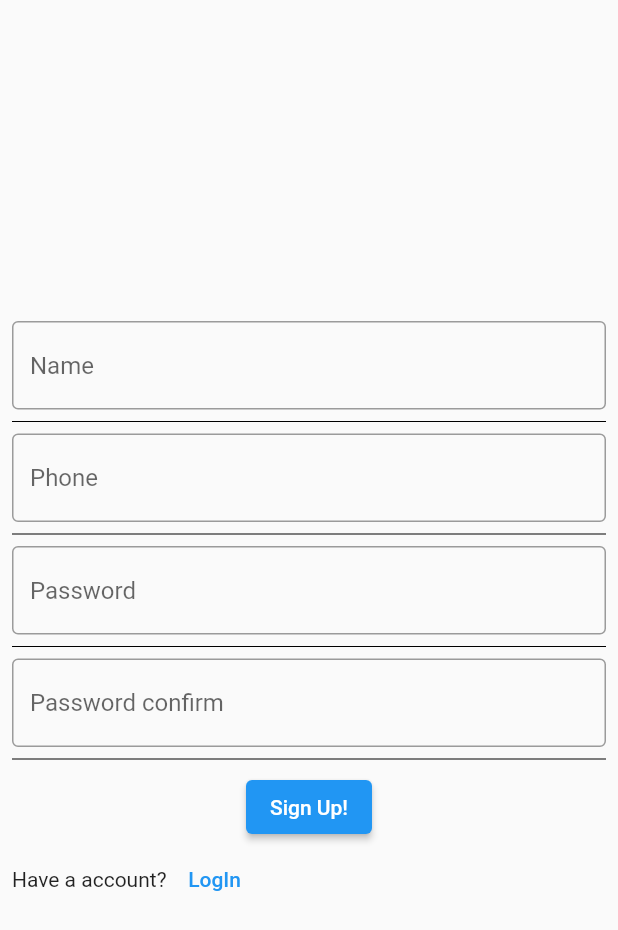
After one commit to Azizbek-Beknazarov/sharq-crm, a Flutter app: the SignUpCustomerPage screen opened directly, on a phone screen of 412 x 824 dp. The commit adds this screen. Shown: the top 930 px of the screen. Run offline on Flutter 3.47's test engine with Material 2 defaults, Android fonts, the phone set to English and light mode, and no system bars; our stand-ins replace another_flushbar, cloud_firestore, dartz, equatable, firebase_auth, firebase_core and 5 more; accounts and stored records are empty.

Commit message:
customer auth sign up added

```diff
--- a/lib/features/choose_page.dart
+++ b/lib/features/choose_page.dart
@@ -1,6 +1,8 @@
 import 'package:flutter/cupertino.dart';
 import 'package:flutter/material.dart';
 import 'package:sharq_crm/features/splash_screen.dart';
+
+import 'customers/presentation/page/customer_auth_pages/login_customer_page.dart';
 
 class ChoosePage extends StatelessWidget {
   const ChoosePage({Key? key}) : super(key: key);
@@ -27,7 +29,8 @@ class ChoosePage extends StatelessWidget {
                 color: Colors.black,
               ),
               ElevatedButton(
-                  onPressed: () {}, child: Text('Log in as Customer!')),
+                  onPressed: () { Navigator.push(context,
+                      MaterialPageRoute(builder: (_) => LogInCustomerPage()));}, child: Text('Log in as Customer!')),
             ],
           ),
         ),
--- a/lib/features/customers/data/model/customer_model.dart
+++ b/lib/features/customers/data/model/customer_model.dart
@@ -3,16 +3,24 @@ import 'package:sharq_crm/features/customers/domain/entity/customer_entity.dart'
 class CustomerModel extends CustomerEntity {
   CustomerModel(
       {required String name,
-      required  String phone,
-      required  String id,
-      required  int dateOfSignUp}):super(name: name,phone: phone,id: id,dateOfSignUp: dateOfSignUp);
+      required String phone,
+      required String id,
+      required int dateOfSignUp,
+      String? password})
+      : super(
+            name: name,
+            phone: phone,
+            id: id,
+            dateOfSignUp: dateOfSignUp,
+            password: password);
 
   factory CustomerModel.fromJson(Map<String, dynamic> json) {
     return CustomerModel(
         name: json['name'] ?? "",
         phone: json['phone'] ?? "",
         id: json['id'] ?? "",
-        dateOfSignUp: json['dateOfSignUp']);
+        dateOfSignUp: json['dateOfSignUp'] ?? "",
+        password: json['password'] ?? "");
   }
 
   Map<String, dynamic> toJson() {
@@ -20,7 +28,8 @@ class CustomerModel extends CustomerEntity {
       'id': id,
       'name': name,
       'phone': phone,
-      'dateOfSignUp':dateOfSignUp
+      'dateOfSignUp': dateOfSignUp,
+      'password':password,
     };
   }
 }
--- a/lib/features/customers/data/repository/customer_repo_impl.dart
+++ b/lib/features/customers/data/repository/customer_repo_impl.dart
@@ -50,7 +50,7 @@ class CustomerRepositoryImpl implements CustomerRepository {
             name: customerEntity.name,
             phone: customerEntity.phone,
             id: customerEntity.id,
-            dateOfSignUp: customerEntity.dateOfSignUp);
+            dateOfSignUp: customerEntity.dateOfSignUp,password: customerEntity.password);
         CustomerModel model = _convert(entity);
         final result = await customerRemoteDS.updateCustomer(model, customerId);
         return Right(result);
@@ -71,7 +71,7 @@ class CustomerRepositoryImpl implements CustomerRepository {
             name: customerEntity.name,
             phone: customerEntity.phone,
             id: customerEntity.id,
-            dateOfSignUp: customerEntity.dateOfSignUp);
+            dateOfSignUp: customerEntity.dateOfSignUp,password: customerEntity.password);
         CustomerModel model = _convert(entity);
         final result = await customerRemoteDS.addNewCustomer(model);
         return Right(result);
@@ -84,5 +84,5 @@ class CustomerRepositoryImpl implements CustomerRepository {
   }
 
   final _convert = (CustomerEntity e) => CustomerModel(
-      name: e.name, phone: e.phone, id: e.id, dateOfSignUp: e.dateOfSignUp);
+      name: e.name, phone: e.phone, id: e.id, dateOfSignUp: e.dateOfSignUp,password: e.password);
 }
--- a/lib/features/customers/domain/entity/customer_entity.dart
+++ b/lib/features/customers/domain/entity/customer_entity.dart
@@ -5,13 +5,15 @@ class CustomerEntity extends Equatable {
   String name;
   String phone;
   int dateOfSignUp;
+  String? password;
 
   CustomerEntity(
       {required this.name,
       required this.phone,
       required this.id,
-      required this.dateOfSignUp});
+      required this.dateOfSignUp,
+      this.password});
 
   @override
-  List<Object?> get props => [id, name, phone, dateOfSignUp];
+  List<Object?> get props => [id, name, phone, dateOfSignUp, password];
 }
--- /dev/null
+++ b/lib/features/customers/presentation/page/customer_auth_pages/signup_customer_page.dart
@@ -0,0 +1,115 @@
+import 'package:flutter/cupertino.dart';
+import 'package:flutter/material.dart';
+import 'package:flutter_bloc/flutter_bloc.dart';
+import 'package:sharq_crm/features/customers/domain/entity/customer_entity.dart';
+import 'package:sharq_crm/features/customers/presentation/page/customer_auth_pages/login_customer_page.dart';
+import 'package:uuid/uuid.dart';
+
+import '../../../../customers/presentation/page/customer_auth_pages/confirm_customer_page.dart';
+import '../../bloc/customer_cubit.dart';
+import '../../bloc/customer_state.dart';
+
+class SignUpCustomerPage extends StatelessWidget {
+  SignUpCustomerPage({Key? key}) : super(key: key);
+  TextEditingController _nameController = TextEditingController();
+  TextEditingController _phoneController = TextEditingController();
+  TextEditingController _passConfirmController = TextEditingController();
+  TextEditingController _passController = TextEditingController();
+  final uuid=Uuid();
+
+  @override
+  Widget build(BuildContext context) {
+    return BlocBuilder<CustomerCubit, CustomersState>(
+        builder: (context, state) {
+          return Scaffold(
+            body: Padding(
+              padding: EdgeInsets.all(8),
+              child: Column(
+                crossAxisAlignment: CrossAxisAlignment.center,
+                mainAxisAlignment: MainAxisAlignment.center,
+                verticalDirection: VerticalDirection.down,
+                children: [
+                  TextFormField(
+                    keyboardType: TextInputType.name,
+                    decoration: InputDecoration(
+                        hintText: 'Name', border: OutlineInputBorder()),
+                    controller: _nameController,
+                  ),
+                  Divider(
+                    color: Colors.black,
+                  ),
+                  TextFormField(
+                    keyboardType: TextInputType.phone,
+                    decoration: InputDecoration(
+                        hintText: 'Phone', border: OutlineInputBorder()),
+                    controller: _phoneController,
+                  ),
+                  Divider(
+                    color: Colors.black,
+                  ),
+                  TextFormField(
+                    keyboardType: TextInputType.visiblePassword,
+                    decoration: InputDecoration(
+                        hintText: 'Password', border: OutlineInputBorder()),
+                    controller: _passController,
+                  ),
+                  Divider(
+                    color: Colors.black,
+                  ),
+                  TextFormField(
+                    keyboardType: TextInputType.visiblePassword,
+                    decoration: InputDecoration(
+                        hintText: 'Password confirm',
+                        border: OutlineInputBorder()),
+                    controller: _passConfirmController,
+                  ),
+                  Divider(
+                    color: Colors.black,
+                  ),
+                  ElevatedButton(
+                      onPressed: () {
+                        final int dt=DateTime.now().millisecondsSinceEpoch;
+
+
+
+
+                        CustomerEntity customerEntity = CustomerEntity(
+                            name: _nameController.text,
+                            phone: _phoneController.text,
+                            id: uuid.v4(),
+                            dateOfSignUp:dt ,
+                        password: _passController.text
+                        );
+                        context.read<CustomerCubit>().addNewCustomer(
+                            customerEntity);
+
+                        Navigator.pushAndRemoveUntil(
+                            context,
+                            MaterialPageRoute(
+                                builder: (_) => ConfirmationPageCustomer()),
+                                (route) => false);
+                      },
+                      child: Text('Sign Up!')),
+                  Row(
+                    children: [
+                      Text('Have a account?'),
+                      TextButton(
+                          onPressed: () {
+                            Navigator.pushAndRemoveUntil(
+                                context,
+                                MaterialPageRoute(
+                                    builder: (_) => LogInCustomerPage()),
+                                    (route) => false);
+                          },
+                          child: Text('LogIn'))
+                    ],
+                  )
+                ],
+              ),
+            ),
+          );
+        }
+    );
+    ;
+  }
+}
--- a/lib/features/customers/presentation/page/customers_page.dart
+++ b/lib/features/customers/presentation/page/customers_page.dart
@@ -101,6 +101,7 @@ class _CustomersPageState extends State<CustomersPage> {
                     child: const Text('Add'),
                     onPressed: () {
                       var customerEntity = CustomerEntity(
+                        password: '',
                           name: nameController.text,
                           phone: phoneController.text,
                           dateOfSignUp: DateTime.now().millisecondsSinceEpoch,
--- a/lib/features/customers/presentation/widget/customer_list.dart
+++ b/lib/features/customers/presentation/widget/customer_list.dart
@@ -141,6 +141,7 @@ class _CustomerListState extends State<CustomerList> {
                     onPressed: () {
                       final customerId = customerList.id;
                       CustomerEntity entity = CustomerEntity(
+                        password: '',
                           name: widget.nameController.text,
                           phone: widget.phoneController.text,
                           dateOfSignUp: DateTime.now().millisecondsSinceEpoch,
```
Also changed, not shown: lib/features/customers/presentation/page/customer_auth_pages/confirm_customer_page.dart (added, +40 -0 lines), lib/features/customers/presentation/page/customer_auth_pages/login_customer_page.dart (added, +68 -0 lines), lib/features/customers/presentation/page/customer_auth_pages/service_page.dart (added, +20 -0 lines).
